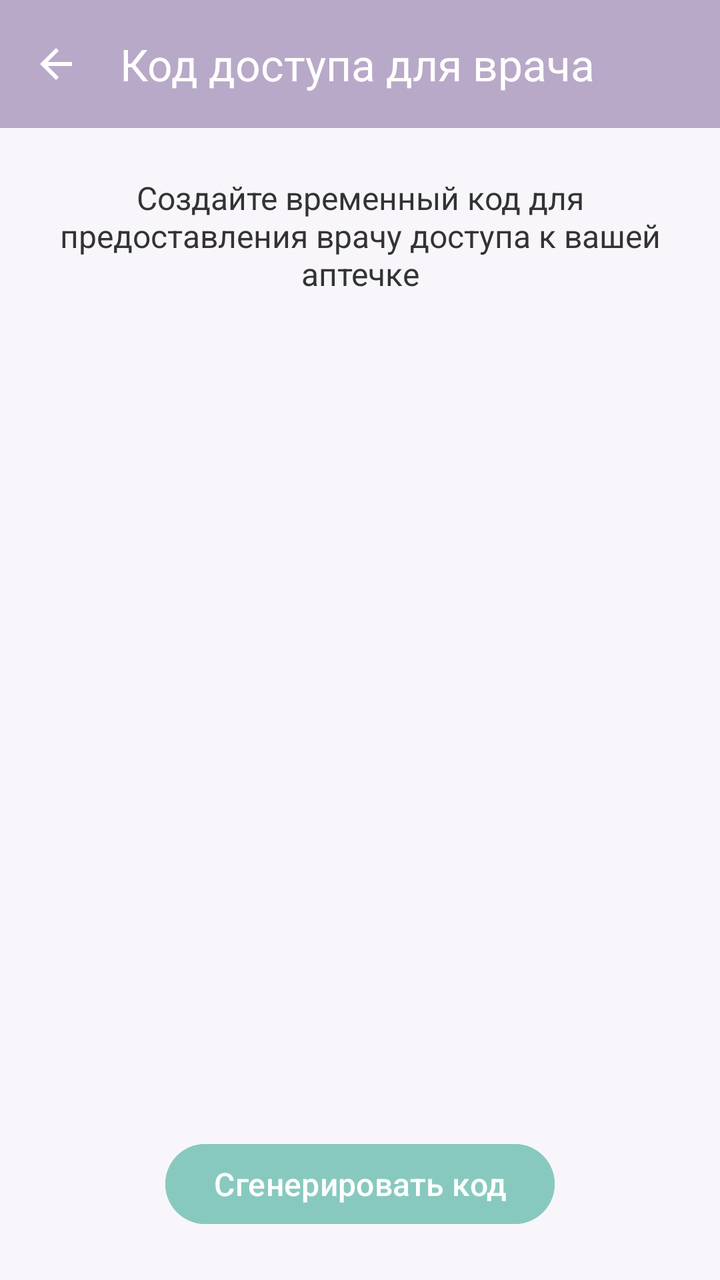
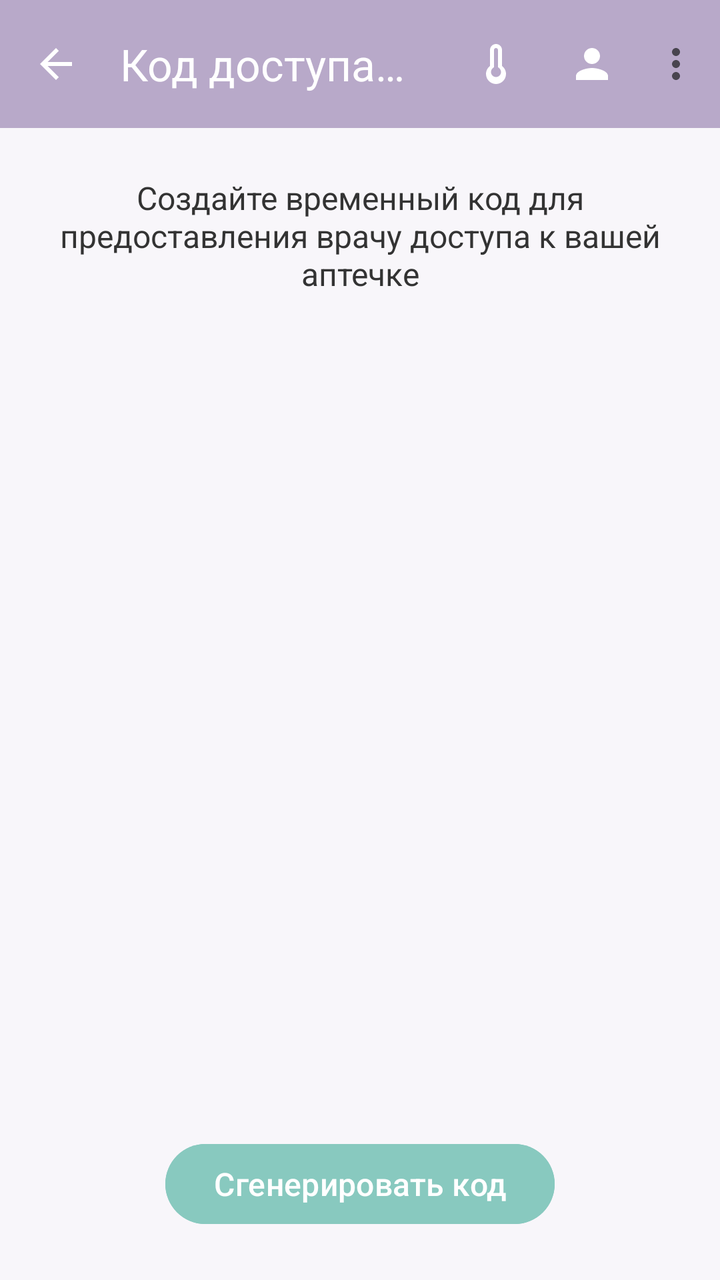

An Android layout rendered at two revisions. The XML below is the earlier revision; the diff shows what the commit changed to produce the second picture.
<!-- AndroidManifest.xml: application theme Theme.Pillulkin -->
<!-- res/layout/fragment_generate_code.xml -->
<?xml version="1.0" encoding="utf-8"?>
<androidx.constraintlayout.widget.ConstraintLayout 
    xmlns:android="http://schemas.android.com/apk/res/android"
    xmlns:app="http://schemas.android.com/apk/res-auto"
    android:layout_width="match_parent"
    android:layout_height="match_parent"
    android:background="@color/background">

    <com.google.android.material.appbar.MaterialToolbar
        android:id="@+id/toolbar"
        android:layout_width="match_parent"
        android:layout_height="?attr/actionBarSize"
        android:background="@color/primary"
        app:title="@string/generate_code_title"
        app:titleTextColor="@color/on_primary"
        app:navigationIcon="@drawable/ic_arrow_back"
        app:navigationIconTint="@color/on_primary"
        app:layout_constraintTop_toTopOf="parent" />

    <TextView
        android:id="@+id/tvDescription"
        android:layout_width="0dp"
        android:layout_height="wrap_content"
        android:layout_margin="24dp"
        android:text="@string/generate_code_description"
        android:textSize="16sp"
        android:textColor="@color/on_background"
        android:textAlignment="center"
        app:layout_constraintEnd_toEndOf="parent"
        app:layout_constraintStart_toStartOf="parent"
        app:layout_constraintTop_toBottomOf="@id/toolbar" />

    <com.google.android.material.card.MaterialCardView
        android:id="@+id/cardCode"
        android:layout_width="0dp"
        android:layout_height="wrap_content"
        android:layout_margin="24dp"
        android:visibility="gone"
        app:cardBackgroundColor="@color/secondary_light"
        app:cardCornerRadius="16dp"
        app:cardElevation="4dp"
        app:layout_constraintEnd_toEndOf="parent"
        app:layout_constraintStart_toStartOf="parent"
        app:layout_constraintTop_toBottomOf="@id/tvDescription">

        <LinearLayout
            android:layout_width="match_parent"
            android:layout_height="wrap_content"
            android:orientation="vertical"
            android:padding="24dp"
            android:gravity="center">

            <TextView
                android:id="@+id/tvCode"
                android:layout_width="wrap_content"
                android:layout_height="wrap_content"
                android:textSize="36sp"
                android:textStyle="bold"
                android:textColor="@color/secondary_dark"
                android:letterSpacing="0.2" />

            <TextView
                android:id="@+id/tvValidity"
                android:layout_width="wrap_content"
                android:layout_height="wrap_content"
                android:layout_marginTop="12dp"
                android:text="@string/code_validity"
                android:textSize="14sp"
                android:textColor="@color/hint" />

            <com.google.android.material.button.MaterialButton
                android:id="@+id/btnCopy"
                style="@style/Widget.MaterialComponents.Button.OutlinedButton"
                android:layout_width="wrap_content"
                android:layout_height="wrap_content"
                android:layout_marginTop="16dp"
                android:text="@string/copy_code"
                android:textColor="@color/secondary_dark"
                app:strokeColor="@color/secondary_dark" />

        </LinearLayout>
    </com.google.android.material.card.MaterialCardView>

    <com.google.android.material.button.MaterialButton
        android:id="@+id/btnGenerate"
        android:layout_width="wrap_content"
        android:layout_height="wrap_content"
        android:layout_margin="24dp"
        android:text="@string/generate_code_button"
        android:textSize="16sp"
        android:backgroundTint="@color/secondary"
        app:layout_constraintBottom_toBottomOf="parent"
        app:layout_constraintEnd_toEndOf="parent"
        app:layout_constraintStart_toStartOf="parent" />

</androidx.constraintlayout.widget.ConstraintLayout>
<!-- resources referenced by this layout -->
<resources>
  <color name="background">#F8F6FA</color>
  <color name="hint">#9E9E9E</color>
  <color name="on_background">#FF333333</color>
  <color name="on_primary">#FFFFFFFF</color>
  <color name="primary">#B8A9C9</color>
  <color name="secondary">#88C9BF</color>
  <color name="secondary_dark">#6BB3A7</color>
  <color name="secondary_light">#A8D9D2</color>
  <!-- drawable ic_arrow_back (drawable) -->
  <vector xmlns:android="http://schemas.android.com/apk/res/android"
      android:width="24dp"
      android:height="24dp"
      android:viewportWidth="24"
      android:viewportHeight="24">
      <path
          android:fillColor="#FFFFFFFF"
          android:pathData="M20,11H7.83l5.59,-5.59L12,4l-8,8 8,8 1.41,-1.41L7.83,13H20v-2z" />
  </vector>
  <string name="code_validity">Код действителен 1 час</string>
  <string name="copy_code">Скопировать код</string>
  <string name="generate_code_button">Сгенерировать код</string>
  <string name="generate_code_description">Создайте временный код для предоставления врачу доступа к вашей аптечке</string>
  <string name="generate_code_title">Код доступа для врача</string>
  <style name="Theme.Pillulkin" parent="Base.Theme.Pillulkin" />
  <style name="Base.Theme.Pillulkin" parent="Theme.Material3.DayNight.NoActionBar">
          <item name="colorPrimary">@color/primary</item>
          <item name="colorPrimaryDark">@color/primary_dark</item>
          <item name="colorSecondary">@color/secondary</item>
          <item name="colorTertiary">@color/tertiary</item>
          <item name="android:colorBackground">@color/background</item>
          <item name="colorSurface">@color/surface</item>
          <item name="colorError">@color/error</item>
          <item name="colorOnPrimary">@color/on_primary</item>
          <item name="colorOnSecondary">@color/on_secondary</item>
          <item name="colorOnBackground">@color/on_background</item>
          <item name="colorOnSurface">@color/on_surface</item>
          <item name="colorOnError">@color/on_error</item>
      </style>
  <color name="primary_dark">#9B8BB8</color>
  <color name="tertiary">#A8D5A2</color>
  <color name="surface">#FFFFFFFF</color>
  <color name="error">#E57373</color>
  <color name="on_secondary">#FFFFFFFF</color>
  <color name="on_surface">#FF333333</color>
  <color name="on_error">#FFFFFFFF</color>
</resources>

<!-- the commit's change to res/layout/fragment_generate_code.xml (unified diff, before → after) -->
@@ -15,6 +15,7 @@
         app:titleTextColor="@color/on_primary"
         app:navigationIcon="@drawable/ic_arrow_back"
         app:navigationIconTint="@color/on_primary"
+        app:menu="@menu/menu_patient"
         app:layout_constraintTop_toTopOf="parent" />
 
     <TextView
